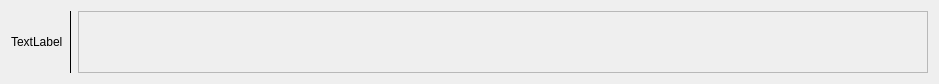
Qt form src/ui/track.ui (AniMathIO/ManimStudio) before a commit.
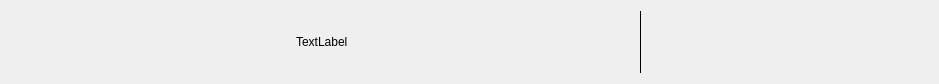
The same form after that commit.

Commit message: feat(videoeditor): working on timeline

```diff
--- a/src/ui/track.ui
+++ b/src/ui/track.ui
@@ -41,6 +41,9 @@
        </property>
       </widget>
      </item>
+     <item>
+      <layout class="QVBoxLayout" name="verticalLayout"/>
+     </item>
      <item>
       <widget class="Line" name="NameSeparator">
        <property name="styleSheet">
@@ -54,16 +57,6 @@
        </property>
       </widget>
      </item>
-     <item>
-      <widget class="QFrame" name="TrackFrame">
-       <property name="frameShape">
-        <enum>QFrame::StyledPanel</enum>
-       </property>
-       <property name="frameShadow">
-        <enum>QFrame::Raised</enum>
-       </property>
-      </widget>
-     </item>
     </layout>
    </item>
   </layout>
```
The commit also changes 2 other files.
